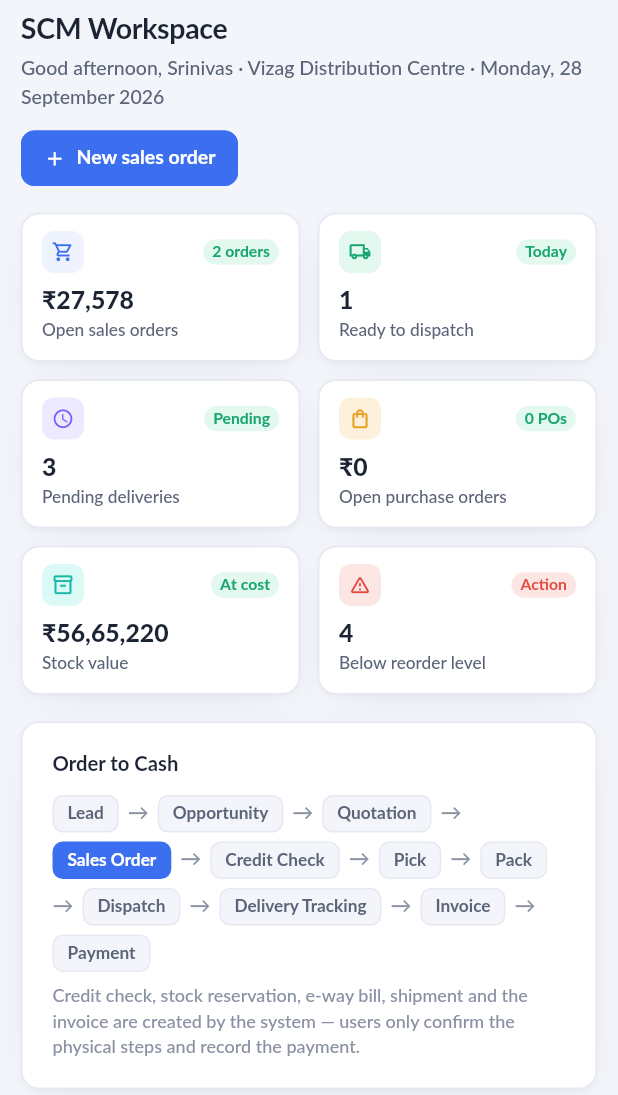
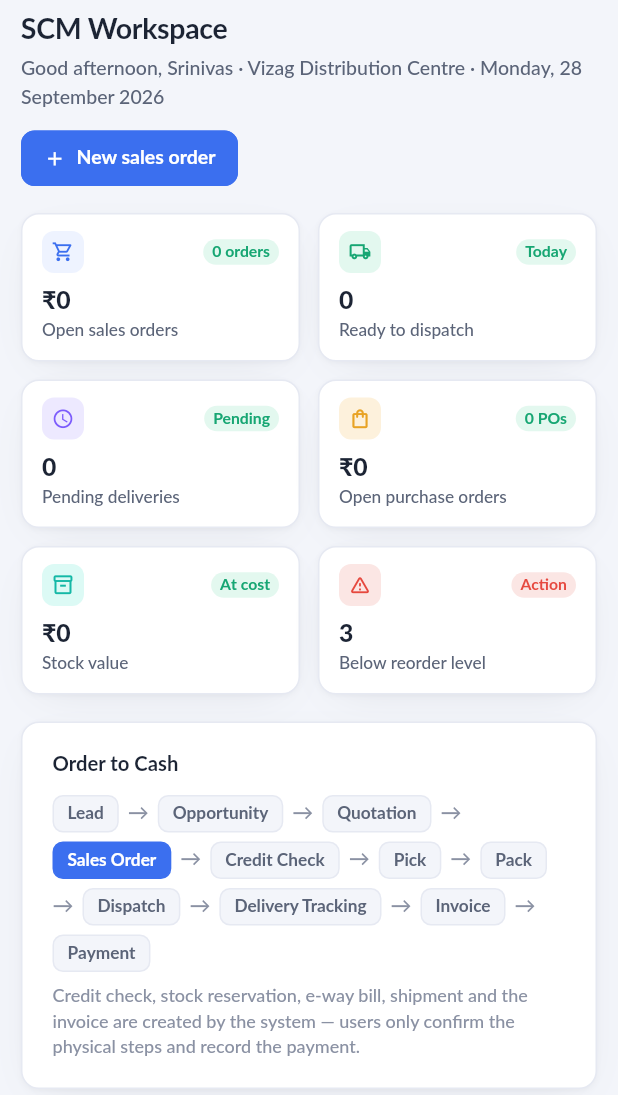
Before and after one commit to ImpacgoSolutions/impacgo-chain-frontend, a Flutter app: the screen it shows after launch, after a tap on the "menu" icon, after a tap on the "notifications none" icon, on a phone screen of 412 x 824 dp, the part 141-1236 px from its top. Run offline on Flutter 3.47's test engine with Material 3 defaults, Android fonts, the phone set to English and light mode, and no system bars; our stand-ins replace pdf; missing offline and left inert: dart:html, excel.

Commit message:
Website starts with one set of demo data: supplier Andhra Corrugators, customer Coastal Traders, item Corrugated Carton 5-Ply (?fresh=1 = empty)

```diff
--- a/lib/core/store.dart
+++ b/lib/core/store.dart
@@ -96,6 +96,9 @@
   /// customers or suppliers. The company, warehouses, bins, tax codes, units, currencies, payment terms,
   /// number series, sales team and vehicles stay, so every form can be used. Set before the store is first used.
   static bool freshStart = false;
+  /// The website starts with one set of demo data: one supplier, one customer and one item, no documents
+  /// (set in main(); the automated tests keep the larger demo set).
+  static bool singleDemo = false;
 
   final List<Warehouse> warehouses = [];
   final List<Bin> bins = [];
@@ -109,8 +112,8 @@
         return [
           Address('Registered office', 'Billing & Shipping', c.name, c.city, c.state, c.state == 'Telangana' ? '500003' : '530012'),
           // demo customers' second addresses (not in a fresh start, where C001 is a new customer)
-          if (custId == 'C001' && !freshStart) Address('Gajuwaka warehouse', 'Shipping only', 'Plot 7, Autonagar, Gajuwaka', 'Visakhapatnam', 'Andhra Pradesh', '530026'),
-          if (custId == 'C002' && !freshStart) Address('Bengaluru store', 'Shipping only', '14 Hosur Road, Electronic City', 'Bengaluru', 'Karnataka', '560100'),
+          if (custId == 'C001' && !freshStart && !singleDemo) Address('Gajuwaka warehouse', 'Shipping only', 'Plot 7, Autonagar, Gajuwaka', 'Visakhapatnam', 'Andhra Pradesh', '530026'),
+          if (custId == 'C002' && !freshStart && !singleDemo) Address('Bengaluru store', 'Shipping only', '14 Hosur Road, Electronic City', 'Bengaluru', 'Karnataka', '560100'),
         ];
       });
 
@@ -233,9 +236,29 @@
       _cleanStart();
       _lightDemo();
     }
-    if (freshStart) {
+    if (freshStart || singleDemo) {
       _cleanStart();
       _noDemoMasters();
+      if (!freshStart) _singleDemo();
+    }
+  }
+
+  /// One supplier, one customer and one item - every flow can be shown with them, starting from buying.
+  void _singleDemo() {
+    suppliers.add(Supplier('S001', 'Andhra Corrugators', 'Visakhapatnam', 'Andhra Pradesh', '37AABFA7719E1Z0', 30, 3, 0, 0, 0, 'N. Prasad', 'Approved')
+      ..phone = '+91 9848012345'
+      ..address = 'Plot 21, Autonagar Industrial Area'
+      ..gstType = 'Registered');
+    customers.add(Customer('C001', 'Coastal Traders', 'Visakhapatnam', 'Andhra Pradesh', '37AAKFC1234M1Z5', 'Wholesale', 30, 500000, 'K. Rao', '+91 9876543210', 'Active')
+      ..billTo = '12-4 Beach Road, Visakhapatnam'
+      ..shipTo = 'Plot 7, Autonagar, Gajuwaka, Visakhapatnam'
+      ..gstType = 'Registered');
+    final sp = salesPersons.where((s) => s.name == 'Priya Sharma').firstOrNull ?? salesPersons.firstOrNull;
+    if (sp != null) terrOf['C001'] = sp.terr;
+    syncCustomerAddresses(customers.last);
+    items.add(Item('ITM-1001', 'Corrugated Carton 5-Ply', 'Packaging', '4819', 12, 'Nos', 42, 60, 500, 100, 5, 3, 'S001', 'None', [0, 0, 0]));
+    for (final w in warehouses) {
+      stock[w.id] = {'ITM-1001': StockCell(0)};
     }
   }
 
--- a/lib/main.dart
+++ b/lib/main.dart
@@ -11,6 +11,8 @@
   registerTableHooks();
   // ?fresh=1 in the address: start with no demo data at all (no transactions, no demo items / customers / suppliers)
   if (Uri.base.queryParameters['fresh'] == '1') AppStore.freshStart = true;
+  // the website opens with one set of demo data (one supplier, customer and item); ?fresh=1 opens it empty
+  AppStore.singleDemo = true;
   // There is no backend: every start (restart or reload) begins from the standard data.
   // Anything an earlier version saved in this browser is removed.
   S.forgetSaved();
```
Also changed, not shown: 1 other file.
